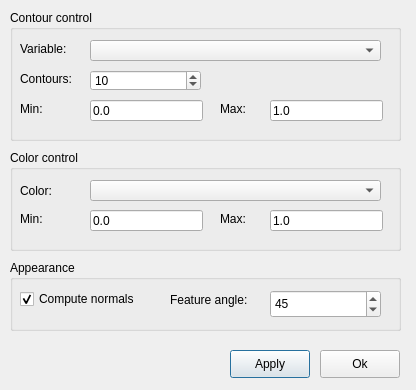
Before: the Qt Designer form ElmerGUI/vtkpost/isosurface.ui in tehnick/elmerfem, drawn with Qt 5.
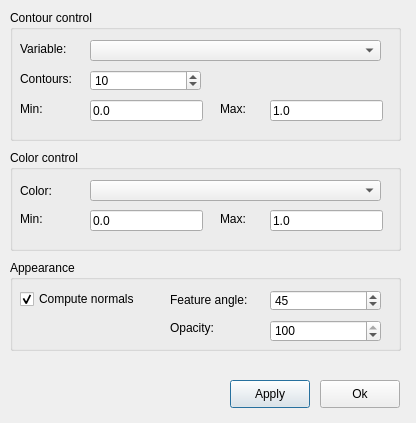
After: the same form once the commit is applied. Icons and pictures are not drawn.

Commit message: ElmerGUI: Added opacity controls for surfaces and isosurfaces in vtk widget

The edit to the form file:
```diff
--- a/ElmerGUI/vtkpost/isosurface.ui
+++ b/ElmerGUI/vtkpost/isosurface.ui
@@ -6,7 +6,7 @@
     <x>0</x>
     <y>0</y>
     <width>416</width>
-    <height>390</height>
+    <height>423</height>
    </rect>
   </property>
   <property name="windowTitle" >
@@ -16,7 +16,7 @@
    <property name="geometry" >
     <rect>
      <x>230</x>
-     <y>350</y>
+     <y>380</y>
      <width>80</width>
      <height>28</height>
     </rect>
@@ -35,7 +35,7 @@
    <property name="geometry" >
     <rect>
      <x>320</x>
-     <y>350</y>
+     <y>380</y>
      <width>80</width>
      <height>28</height>
     </rect>
@@ -261,7 +261,7 @@
      <x>10</x>
      <y>260</y>
      <width>391</width>
-     <height>71</height>
+     <height>91</height>
     </rect>
    </property>
    <property name="title" >
@@ -289,7 +289,7 @@
       <x>260</x>
       <y>30</y>
       <width>111</width>
-      <height>28</height>
+      <height>21</height>
      </rect>
     </property>
     <property name="maximum" >
@@ -312,6 +312,35 @@
      <string>Feature angle:</string>
     </property>
    </widget>
+   <widget class="QSpinBox" name="opacitySpin" >
+    <property name="geometry" >
+     <rect>
+      <x>260</x>
+      <y>60</y>
+      <width>111</width>
+      <height>22</height>
+     </rect>
+    </property>
+    <property name="maximum" >
+     <number>100</number>
+    </property>
+    <property name="value" >
+     <number>100</number>
+    </property>
+   </widget>
+   <widget class="QLabel" name="opacityLabel" >
+    <property name="geometry" >
+     <rect>
+      <x>160</x>
+      <y>60</y>
+      <width>51</width>
+      <height>16</height>
+     </rect>
+    </property>
+    <property name="text" >
+     <string>Opacity:</string>
+    </property>
+   </widget>
   </widget>
  </widget>
  <resources>
```
The commit also changes 2 other files.
